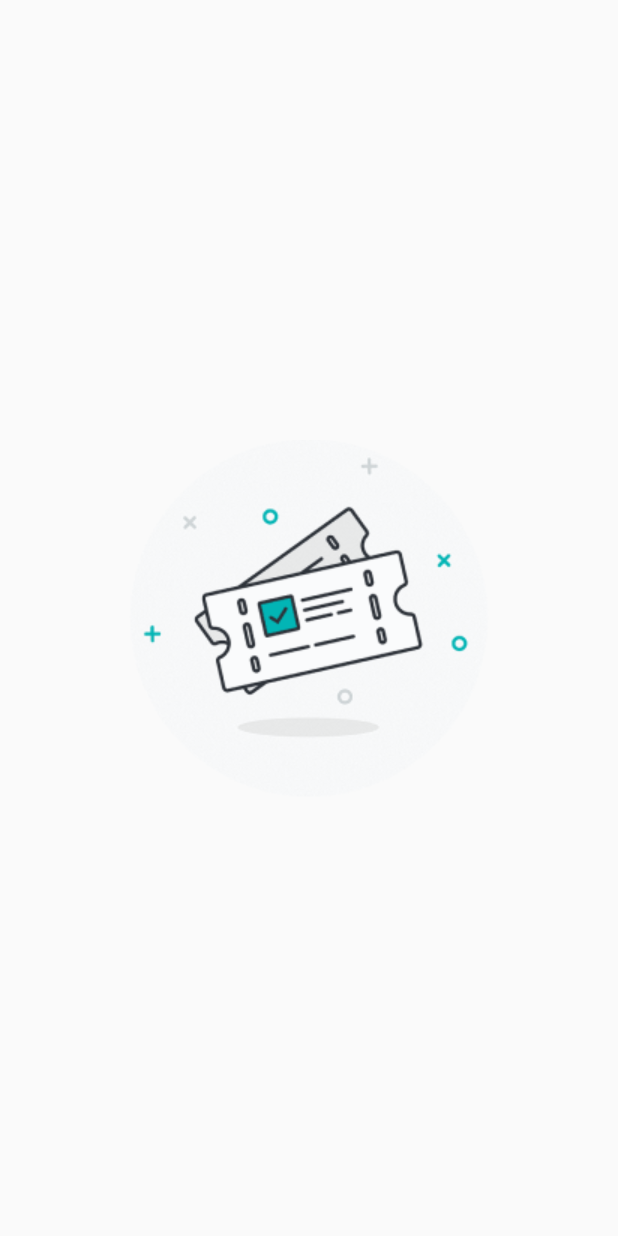
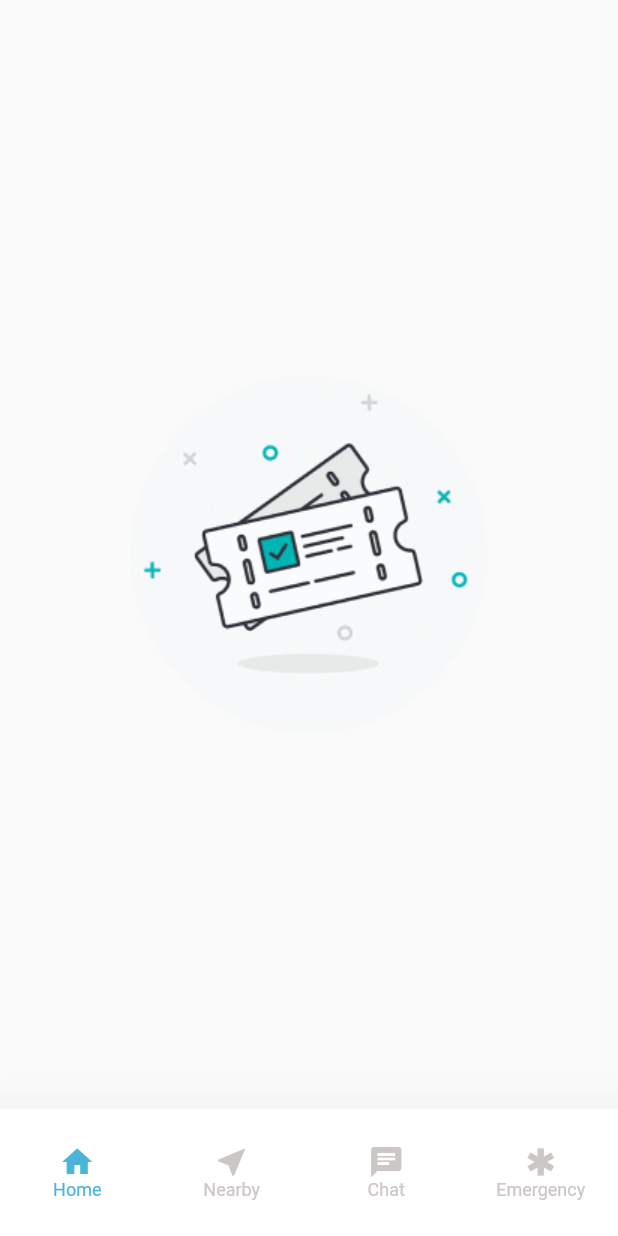
Before and after one commit to maitanchinh/hypertrip, a Flutter app: the screen it shows after launch, on a phone screen of 412 x 824 dp. Run offline on Flutter 3.47's test engine with Material 2 defaults, Android fonts, the phone set to English and light mode, and no system bars; our stand-ins replace bloc, cached_network_image, dio, flutter_bloc, geolocator, get_it and 4 more; accounts and stored records are empty; network calls fail.

Commit message:
add bottom navigation

```diff
--- a/lib/features/public/chat/view.dart
+++ b/lib/features/public/chat/view.dart
@@ -4,6 +4,8 @@ import 'package:flutter_bloc/flutter_bloc.dart';
 import 'cubit.dart';
 
 class ChatPage extends StatelessWidget {
+  const ChatPage({super.key});
+
   @override
   Widget build(BuildContext context) {
     return BlocProvider(
--- a/lib/features/public/emergency/view.dart
+++ b/lib/features/public/emergency/view.dart
@@ -4,6 +4,8 @@ import 'package:flutter_bloc/flutter_bloc.dart';
 import 'cubit.dart';
 
 class EmergencyPage extends StatelessWidget {
+  const EmergencyPage({super.key});
+
   @override
   Widget build(BuildContext context) {
     return BlocProvider(
--- a/lib/features/public/nearby/view.dart
+++ b/lib/features/public/nearby/view.dart
@@ -4,6 +4,8 @@ import 'package:flutter_bloc/flutter_bloc.dart';
 import 'cubit.dart';
 
 class NearbyPage extends StatelessWidget {
+  const NearbyPage({super.key});
+
   @override
   Widget build(BuildContext context) {
     return BlocProvider(
--- /dev/null
+++ b/lib/features/root/bottom_nav.dart
@@ -0,0 +1,54 @@
+import 'package:flutter/material.dart';
+import 'package:hypertrip/theme/color.dart';
+
+class BottomNav extends StatefulWidget {
+  final void Function(int) onChange;
+
+  const BottomNav({
+    super.key,
+    required this.onChange,
+  });
+
+  @override
+  State<BottomNav> createState() => _BottomNavState();
+}
+
+class _BottomNavState extends State<BottomNav> {
+  int currentIndex = 0;
+
+  void onTap(int index) {
+    setState(() {
+      currentIndex = index;
+      widget.onChange(index);
+    });
+  }
+
+  @override
+  Widget build(BuildContext context) {
+    return SizedBox(
+      height: 85,
+      child: BottomNavigationBar(
+        backgroundColor: Colors.white,
+        showSelectedLabels: true,
+        showUnselectedLabels: true,
+        selectedItemColor: AppColors.primaryColor,
+        unselectedItemColor: AppColors.textGreyColor  ,
+        selectedFontSize: 12,
+        unselectedFontSize: 12,
+        // selectedLabelStyle: const TextStyle(fontWeight: FontWeight.bold),
+        // unselectedLabelStyle: const TextStyle(fontWeight: FontWeight.bold),
+        elevation: 30,
+        onTap: onTap,
+        currentIndex: currentIndex,
+        type: BottomNavigationBarType.fixed,
+        items: const [
+          BottomNavigationBarItem(icon: Icon(Icons.home), label: "Home"),
+          BottomNavigationBarItem(icon: Icon(Icons.near_me), label: "Nearby"),
+          BottomNavigationBarItem(icon: Icon(Icons.chat), label: "Chat"),
+          BottomNavigationBarItem(
+              icon: Icon(Icons.emergency), label: "Emergency"),
+        ],
+      ),
+    );
+  }
+}
--- a/lib/features/root/view.dart
+++ b/lib/features/root/view.dart
@@ -1,6 +1,13 @@
 import 'package:flutter/material.dart';
+import 'package:hypertrip/features/public/chat/view.dart';
+import 'package:hypertrip/features/public/current_tour/view.dart';
+import 'package:hypertrip/features/public/emergency/view.dart';
+import 'package:hypertrip/features/public/nearby/view.dart';
+import 'package:hypertrip/features/root/bottom_nav.dart';
 
 class RootPage extends StatefulWidget {
+  static const routeName = '/root';
+
   const RootPage({super.key});
 
   @override
@@ -8,8 +15,27 @@ class RootPage extends StatefulWidget {
 }
 
 class _RootPageState extends State<RootPage> {
+  int currentIndex = 0;
+
+  final List<Widget> screens = [
+    const CurrentTourPage(),
+    const NearbyPage(),
+    const ChatPage(),
+    const EmergencyPage()
+  ];
+
+  void onChangeTab(int index) {
+    setState(() {
+      currentIndex = index;
+    });
+  }
+
   @override
   Widget build(BuildContext context) {
-    return const Placeholder();
+    return Scaffold(
+        body: screens[currentIndex],
+        bottomNavigationBar: BottomNav(
+          onChange: onChangeTab,
+        ));
   }
 }
--- a/lib/main.dart
+++ b/lib/main.dart
@@ -1,5 +1,6 @@
 import 'package:flutter/material.dart';
 import 'package:hypertrip/features/public/current_tour/view.dart';
+import 'package:hypertrip/features/root/view.dart';
 import 'package:hypertrip/route/route.dart';
 import 'package:hypertrip/theme/theme.dart';
 import 'package:hypertrip/utils/get_it.dart';
@@ -27,6 +28,6 @@ class App extends StatelessWidget {
         onGenerateRoute: generateRoute,
         title: "Hyper Trip",
         // routes: routes,
-        initialRoute: CurrentTourPage.routeName);
+        initialRoute: RootPage.routeName);
   }
 }
--- a/lib/route/route.dart
+++ b/lib/route/route.dart
@@ -2,11 +2,16 @@
 
 import 'package:flutter/material.dart';
 import 'package:hypertrip/features/public/page.dart' as Public;
+import 'package:hypertrip/features/root/view.dart';
 
 PageRoute? generateRoute(RouteSettings settings) {
   print(settings.arguments);
 
   switch (settings.name) {
+    /// Root
+    case RootPage.routeName:
+      return MaterialPageRoute(builder: (_) => const RootPage());
+
     /// Authentication
     // case LoginByEmailPage.routeName:
     //   return MaterialPageRoute(builder: (_) => const LoginByEmailPage());
--- a/lib/theme/theme.dart
+++ b/lib/theme/theme.dart
@@ -63,4 +63,7 @@ ThemeData themeData(BuildContext context) => ThemeData(
   cardTheme: CardTheme(
     shape: defaultCardShape,
   ),
+  /// ripple effect
+  splashColor: Colors.transparent,
+  highlightColor: Colors.transparent,
 );
```
Also changed, not shown: lib/widgets/main_layout/bottom_nav.dart (deleted, +0 -73 lines), lib/widgets/main_layout/main_layout.dart (+64 -64 lines), 3 other files.
